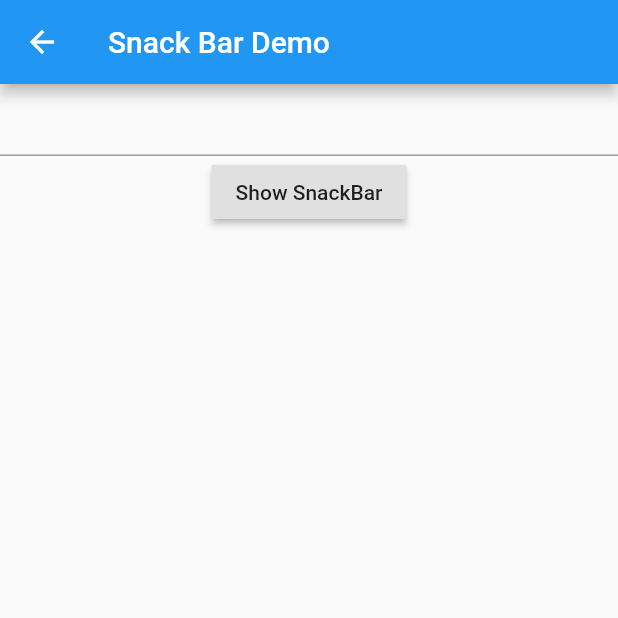
After one commit to Kasun1991/first_flutter_app, a Flutter app: the screen it shows after launch, after a tap on "SnackBar Demo", on a phone screen of 412 x 824 dp, the top half of it. The commit adds this screen. Run offline on Flutter 3.47's test engine with Material 2 defaults, Android fonts, the phone set to English and light mode, and no system bars.

Commit message:
Dialog Demo Added

```diff
--- a/lib/main.dart
+++ b/lib/main.dart
@@ -1,6 +1,11 @@
 import 'package:flutter/material.dart';
 import 'mainview.dart';
 import 'hellodemo.dart';
+import 'appbardemo.dart';
+import 'layoutdemo.dart';
+import 'logindemo.dart';
+import 'snakbardemo.dart';
+import 'alertDialogDemo.dart';
 
 void main() {
   runApp(MaterialApp(
@@ -8,29 +13,12 @@ void main() {
     initialRoute: '/',
     routes: {
       '/' : (context) => MainView(),
-      '/second' : (context) => HelloDemo()
+      '/helloDemo' : (context) => HelloDemo(),
+      '/appBarDemo' : (context) => AppBarDemo(),
+      '/layoutDemo' : (context) => LayoutDemo(),
+      '/loginDemo' : (context) => LoginDemo(),
+      '/snackBarDemo' : (context) => SnackBarDemo(),
+      '/alertDialogDemo' : (context) => AlertDialogDemo(),
     },
   ));
 }
-
-//class FirstRoute extends StatelessWidget {
-//  @override
-//  Widget build(BuildContext context) {
-//    return Scaffold(
-//      appBar: AppBar(
-//        title: Text('First Route'),
-//      ),
-//      body: Center(
-//        child: RaisedButton(
-//          child: Text('Open route'),
-//          onPressed: () {
-//            Navigator.push(
-//              context,
-//              MaterialPageRoute(builder: (context) => SecondRoute()),
-//            );
-//          },
-//        ),
-//      ),
-//    );
-//  }
-//}
--- a/lib/mainview.dart
+++ b/lib/mainview.dart
@@ -3,6 +3,8 @@ import 'hellodemo.dart';
 import 'appbardemo.dart';
 import 'layoutdemo.dart';
 import 'logindemo.dart';
+import 'snakbardemo.dart';
+import 'alertDialogDemo.dart';
 
 class MainView extends StatelessWidget {
   @override
@@ -17,10 +19,11 @@ class MainView extends StatelessWidget {
             RaisedButton(
               child: Text('Hello Demo'),
               onPressed: () {
-                Navigator.push(
-                  context,
-                  MaterialPageRoute(builder: (context) => HelloDemo()),
-                );
+//                Navigator.push(
+//                  context,
+//                  MaterialPageRoute(builder: (context) => HelloDemo()),
+//                );
+                Navigator.pushNamed(context, '/helloDemo');
               },
             ),
             RaisedButton(
@@ -30,6 +33,7 @@ class MainView extends StatelessWidget {
                   context,
                   MaterialPageRoute(builder: (context) => AppBarDemo()),
                 );
+                //Navigator.pushNamed(context, '/appBarDemo');
               },
             ),
             RaisedButton(
@@ -39,6 +43,7 @@ class MainView extends StatelessWidget {
                   context,
                   MaterialPageRoute(builder: (context) => LayoutDemo()),
                 );
+                //Navigator.pushNamed(context, '/layoutDemo');
               },
             ),
             RaisedButton(
@@ -48,6 +53,27 @@ class MainView extends StatelessWidget {
                   context,
                   MaterialPageRoute(builder: (context) => LoginDemo()),
                 );
+                //Navigator.pushNamed(context, '/loginDemo');
+              },
+            ),
+            RaisedButton(
+              child: Text('SnackBar Demo'),
+              onPressed: () {
+                Navigator.push(
+                  context,
+                  MaterialPageRoute(builder: (context) => SnackBarDemo()),
+                );
+                //Navigator.pushNamed(context, '/snackBarDemo');
+              },
+            ),
+            RaisedButton(
+              child: Text('Alert Dialog Demo'),
+              onPressed: () {
+                Navigator.push(
+                  context,
+                  MaterialPageRoute(builder: (context) => AlertDialogDemo()),
+                );
+                //Navigator.pushNamed(context, '/alertDialogDemo');
               },
             ),
           ],
--- /dev/null
+++ b/lib/snakbardemo.dart
@@ -0,0 +1,54 @@
+import 'package:flutter/material.dart';
+
+class SnackBarDemo extends StatefulWidget {
+  @override
+  State<StatefulWidget> createState() {
+    return new _SnackBarDemoState();
+  }
+}
+
+class _SnackBarDemoState extends State<SnackBarDemo> {
+  String _text;
+
+  final GlobalKey<ScaffoldState> _scaffoldState =
+      new GlobalKey<ScaffoldState>();
+
+  @override
+  Widget build(BuildContext context) {
+    return new Scaffold(
+      key: _scaffoldState,
+      appBar: AppBar(
+        title: Text('Snack Bar Demo'),
+      ),
+      body: Container(
+          child: Center(
+        child: new Column(
+          children: <Widget>[
+            TextField(
+              onChanged: (String value) {
+                _onChange(value);
+              },
+            ),
+            RaisedButton(
+              onPressed: () {
+                _showSnackBar(_text);
+              },
+              child: Text('Show SnackBar'),
+            )
+          ],
+        ),
+      )),
+    );
+  }
+
+  void _onChange(String value) {
+    setState(() {
+      _text = value;
+    });
+  }
+
+  void _showSnackBar(String value) {
+    if (value.isEmpty) return;
+    _scaffoldState.currentState.showSnackBar(SnackBar(content: Text(value)));
+  }
+}
```
Also changed, not shown: lib/alertDialogDemo.dart (added, +70 -0 lines).
